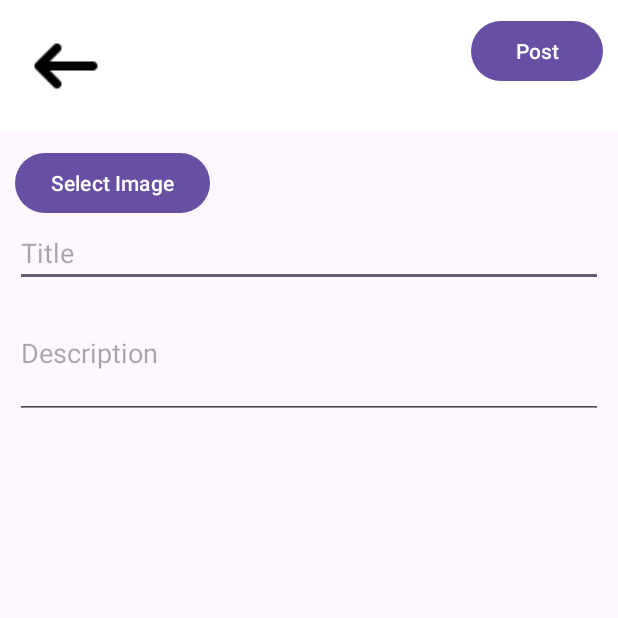
After one commit to Shravanth-MR/Blog-Application, an Android app: the Blogpost screen opened directly, with no data from a screen before it, on a phone screen of 412 x 824 dp, the top half of it. The commit adds this screen. Run offline under Robolectric (Android 15) with nearby library versions, the phone set to English and light mode, and no system bars; our stand-ins replace Firebase (no records; nobody signed in at launch, a user with empty details on screens opened directly).

Commit message:
blogs firestore upload

```diff
--- /dev/null
+++ b/Blogapp/app/src/main/java/com/example/blog_app/Blogpost.kt
@@ -0,0 +1,132 @@
+package com.example.blog_app
+
+import android.content.Intent
+import android.net.Uri
+import android.os.Bundle
+import android.provider.MediaStore
+import android.widget.Button
+import android.widget.EditText
+import android.widget.ImageButton
+import android.widget.ImageView
+import android.widget.RelativeLayout
+import android.widget.Toast
+import androidx.appcompat.app.AppCompatActivity
+import com.google.firebase.auth.FirebaseAuth
+import com.google.firebase.firestore.FieldValue
+import com.google.firebase.firestore.FirebaseFirestore
+import com.google.firebase.ktx.Firebase
+import com.google.firebase.storage.ktx.storage
+
+class Blogpost : AppCompatActivity() {
+
+    private lateinit var imageView: ImageView
+    private var selectedImageUri: Uri? = null
+
+    override fun onCreate(savedInstanceState: Bundle?) {
+        super.onCreate(savedInstanceState)
+        setContentView(R.layout.activity_blogpost)
+
+        val topBar = findViewById<RelativeLayout>(R.id.topBar)
+        val leftArrowButton = findViewById<ImageButton>(R.id.leftArrowButton)
+        val postButton = findViewById<Button>(R.id.postButton)
+        val imageButton = findViewById<Button>(R.id.imageButton)
+        val titleEditText = findViewById<EditText>(R.id.titleEditText)
+        val descriptionEditText = findViewById<EditText>(R.id.descriptionEditText)
+
+        imageView = findViewById(R.id.imageView)
+
+        leftArrowButton.setOnClickListener {
+            finish()
+        }
+
+        imageButton.setOnClickListener {
+            val imagePicker = Intent(Intent.ACTION_PICK, MediaStore.Images.Media.EXTERNAL_CONTENT_URI)
+            startActivityForResult(imagePicker, REQUEST_IMAGE_PICK)
+        }
+
+        postButton.setOnClickListener {
+            val title = titleEditText.text.toString()
+            val description = descriptionEditText.text.toString()
+
+            if (title.isNotEmpty() && description.isNotEmpty()) {
+                val userId = FirebaseAuth.getInstance().currentUser?.uid
+                val timestamp = FieldValue.serverTimestamp()
+
+                if (userId != null) {
+                    val db = FirebaseFirestore.getInstance()
+                    val blogsRef = db.collection("blogs")
+
+                    val blogData = hashMapOf(
+                        "userId" to userId,
+                        "title" to title,
+                        "description" to description,
+                        "timestamp" to timestamp
+                    )
+
+                    blogsRef.add(blogData)
+                        .addOnSuccessListener { documentReference ->
+                            val blogId = documentReference.id
+
+                            if (selectedImageUri != null) {
+                                val storageRef = Firebase.storage.reference
+                                val imageRef = storageRef.child("images/$blogId.jpg")
+
+                                imageRef.putFile(selectedImageUri!!)
+                                    .addOnSuccessListener {
+                                        imageRef.downloadUrl.addOnSuccessListener { imageUrl ->
+                                            val updatedBlogData = hashMapOf(
+                                                "image" to imageUrl.toString()
+                                            )
+                                            blogsRef.document(blogId).update("image", imageUrl.toString())
+                                                .addOnSuccessListener {
+                                                    showToast("Blog posted successfully!")
+                                                    finish()
+                                                }
+                                                .addOnFailureListener { error ->
+                                                    showToast("Failed to update blog entry: ${error.message}")
+                                                }
+
+                                        }
+                                    }
+                                    .addOnFailureListener { error ->
+                                        showToast("Failed to upload image: ${error.message}")
+                                    }
+                            } else {
+                                showToast("Blog posted successfully!")
+                                finish()
+                            }
+                        }
+                        .addOnFailureListener { error ->
+                            showToast("Failed to create blog entry: ${error.message}")
+                        }
+                } else {
+                    showToast("User not authenticated")
+                }
+            } else {
+                showToast("Please enter a title and description")
+            }
+        }
+    }
+
+    override fun onActivityResult(requestCode: Int, resultCode: Int, data: Intent?) {
+        super.onActivityResult(requestCode, resultCode, data)
+
+        if (requestCode == REQUEST_IMAGE_PICK && resultCode == RESULT_OK && data != null && data.data != null) {
+            selectedImageUri = data.data
+
+            imageView.setImageURI(selectedImageUri)
+
+            // Adjust the size of the image view
+            imageView.layoutParams.width = 500
+            imageView.layoutParams.height = 500
+        }
+    }
+
+    private fun showToast(message: String) {
+        Toast.makeText(this, message, Toast.LENGTH_SHORT).show()
+    }
+
+    companion object {
+        private const val REQUEST_IMAGE_PICK = 1
+    }
+}
--- /dev/null
+++ b/Blogapp/app/src/main/res/layout/activity_blogpost.xml
@@ -0,0 +1,77 @@
+<RelativeLayout xmlns:android="http://schemas.android.com/apk/res/android"
+    xmlns:tools="http://schemas.android.com/tools"
+    android:layout_width="match_parent"
+    android:layout_height="match_parent">
+
+    <!-- Top Bar with Left Arrow and Post Button -->
+    <RelativeLayout
+        android:id="@+id/topBar"
+        android:layout_width="match_parent"
+        android:layout_height="wrap_content"
+        android:background="@color/white"
+        android:padding="10dp">
+
+        <!-- Left Arrow Button -->
+        <ImageButton
+            android:id="@+id/leftArrowButton"
+            android:layout_width="wrap_content"
+            android:layout_height="wrap_content"
+            android:src="@drawable/ic_back_arrow"
+            android:background="?android:attr/selectableItemBackground"
+            android:contentDescription="@string/left_arrow"
+            android:padding="10dp"
+            android:layout_alignParentStart="true" />
+
+        <!-- Post Button -->
+        <Button
+            android:id="@+id/postButton"
+            android:layout_width="wrap_content"
+            android:layout_height="wrap_content"
+            android:text="@string/post"
+            android:layout_alignParentEnd="true" />
+
+    </RelativeLayout>
+
+    <!-- Content Layout -->
+    <LinearLayout
+        android:layout_width="match_parent"
+        android:layout_height="match_parent"
+        android:orientation="vertical"
+        android:layout_below="@id/topBar"
+        android:padding="10dp">
+
+        <!-- Image Selection/Taking -->
+        <Button
+            android:id="@+id/imageButton"
+            android:layout_width="wrap_content"
+            android:layout_height="wrap_content"
+            android:text="@string/select_image"
+            android:onClick="displayImage" />
+
+        <!-- Title Input -->
+        <EditText
+            android:id="@+id/titleEditText"
+            android:layout_width="match_parent"
+            android:layout_height="wrap_content"
+            android:hint="@string/title" />
+
+        <!-- Description Input -->
+        <EditText
+            android:id="@+id/descriptionEditText"
+            android:layout_width="match_parent"
+            android:layout_height="wrap_content"
+            android:hint="@string/description"
+            android:inputType="textMultiLine"
+            android:minLines="3" />
+
+        <!-- Image View -->
+        <ImageView
+            android:id="@+id/imageView"
+            android:layout_width="match_parent"
+            android:layout_height="wrap_content"
+            android:scaleType="centerCrop"
+            android:layout_below="@id/descriptionEditText" />
+
+    </LinearLayout>
+
+</RelativeLayout>
--- a/Blogapp/app/src/main/res/values/colors.xml
+++ b/Blogapp/app/src/main/res/values/colors.xml
@@ -2,4 +2,6 @@
 <resources>
     <color name="black">#FF000000</color>
     <color name="white">#FFFFFFFF</color>
+    <color name="colorAccent"> #0000FF</color>
+
 </resources>
--- /dev/null
+++ b/Blogapp/app/src/main/res/values/dimens.xml
@@ -0,0 +1,4 @@
+<?xml version="1.0" encoding="utf-8"?>
+<resources>
+    <dimen name="fab_margin">16dp</dimen>
+</resources>
--- a/Blogapp/app/src/main/res/values/strings.xml
+++ b/Blogapp/app/src/main/res/values/strings.xml
@@ -1,3 +1,11 @@
 <resources>
     <string name="app_name">Blog-app</string>
+    <string name="back">Go back</string>
+    <string name="post">Post</string>
+    <string name="select_image">Select Image</string>
+    <string name="title">Title</string>
+    <string name="description">Description</string>
+    <string name="left_arrow">Left Arrow</string>
+
+
 </resources>
```
Also changed, not shown: Blogapp/app/src/main/AndroidManifest.xml (+6 -4 lines), Blogapp/app/src/main/java/com/example/blog_app/Navhome.kt (+13 -0 lines), Blogapp/app/src/main/java/com/example/blog_app/Profpage.kt (+7 -0 lines), Blogapp/app/src/main/res/layout/activity_navhome.xml (+12 -1 lines), Blogapp/app/src/main/res/layout/activity_profpage.xml (+11 -0 lines), Blogapp/app/src/main/res/drawable/ic_add.png (added), Blogapp/app/src/main/res/drawable/ic_back_arrow.png (added), 1 other file.
